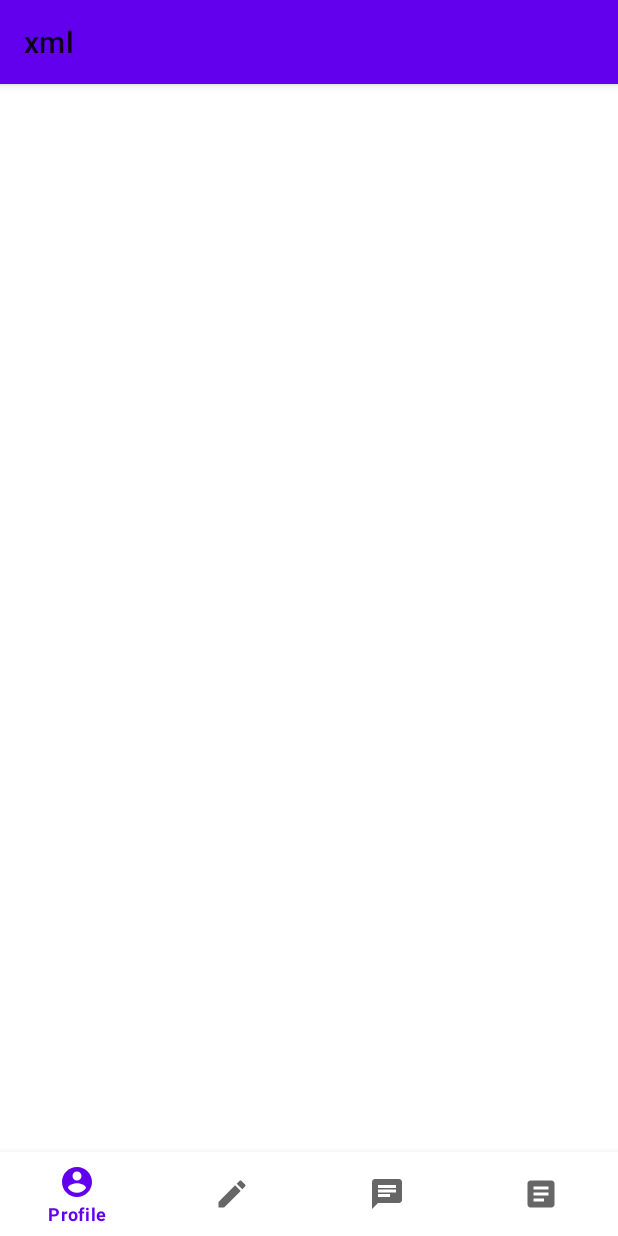
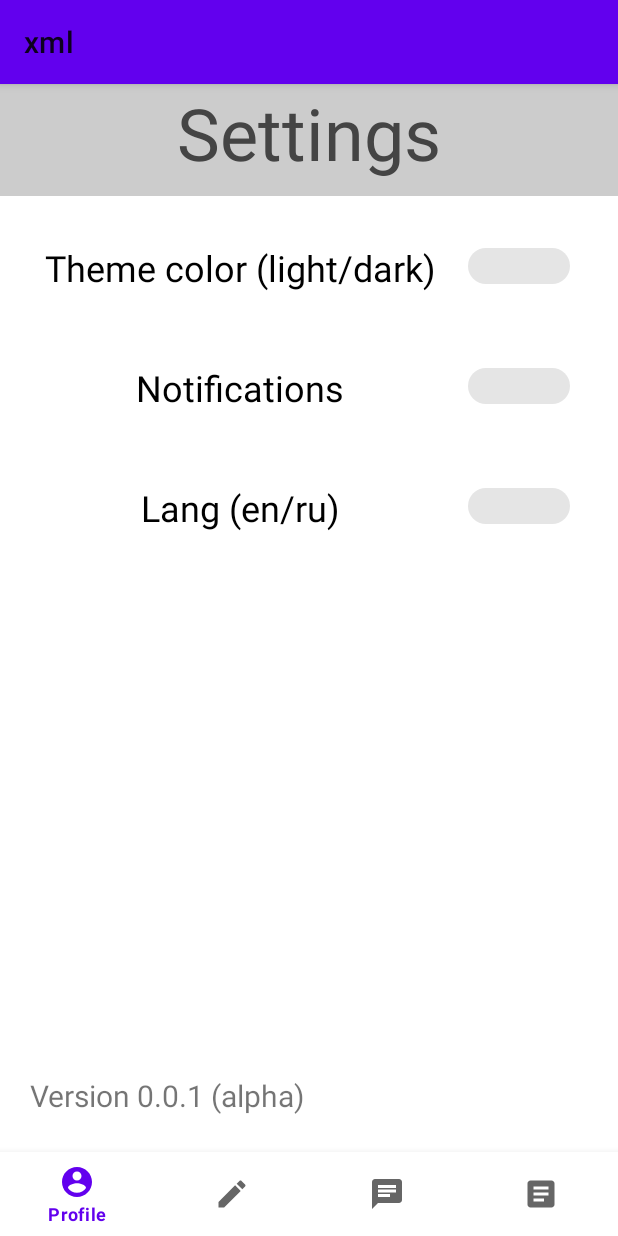
Before and after one commit to OSLL/practice20-reddit_client, an Android app: the screen it shows after launch (MainActivity), on a phone screen of 412 x 824 dp. Run offline under Robolectric (Android 15) with nearby library versions, the phone set to English and light mode, and no system bars.

Commit message:
Added xml layout for settings screen

```diff
--- a/app/src/main/res/layout/activity_main.xml
+++ b/app/src/main/res/layout/activity_main.xml
@@ -5,6 +5,104 @@
     android:layout_width="match_parent"
     android:layout_height="match_parent"
     tools:context=".MainActivity">
+
+    <LinearLayout
+        android:layout_width="match_parent"
+        android:layout_height="wrap_content">
+
+        <TextView
+            android:layout_width="match_parent"
+            android:layout_height="wrap_content"
+            android:paddingBottom="10sp"
+            android:text="Settings"
+            android:textSize="48sp"
+            android:textAlignment="center"
+            android:textColor="#444444"
+            android:background="#CCCCCC"
+            />
+
+    </LinearLayout>
+
+    <LinearLayout
+        android:layout_width="match_parent"
+        android:layout_height="wrap_content"
+        android:layout_marginTop="100sp"
+        android:layout_marginStart="20sp"
+        android:layout_marginEnd="20sp">
+
+        <TextView
+            android:layout_width="280sp"
+            android:layout_height="match_parent"
+            android:text="Theme color (light/dark)"
+            android:textColor="#000000"
+            android:layout_marginTop="6sp"
+            android:textAlignment="center"
+            android:textSize="24sp" />
+
+        <com.google.android.material.chip.Chip
+            android:id="@+id/chip1"
+            android:layout_width="75dp"
+            android:layout_height="40sp"
+            android:layout_weight="1" />
+
+    </LinearLayout>
+
+    <LinearLayout
+        android:layout_width="match_parent"
+        android:layout_height="wrap_content"
+        android:layout_marginTop="180sp"
+        android:layout_marginStart="20sp"
+        android:layout_marginEnd="20sp">
+
+        <TextView
+            android:layout_width="280sp"
+            android:layout_height="match_parent"
+            android:text="Notifications"
+            android:textColor="#000000"
+            android:layout_marginTop="6sp"
+            android:textAlignment="center"
+            android:textSize="24sp" />
+
+        <com.google.android.material.chip.Chip
+            android:id="@+id/chip2"
+            android:layout_width="wrap_content"
+            android:layout_height="40sp"
+            android:layout_weight="1" />
+
+    </LinearLayout>
+
+    <LinearLayout
+        android:layout_width="match_parent"
+        android:layout_height="wrap_content"
+        android:layout_marginTop="260sp"
+        android:layout_marginStart="20sp"
+        android:layout_marginEnd="20sp">
+
+        <TextView
+            android:layout_width="280sp"
+            android:layout_height="match_parent"
+            android:text="Lang (en/ru)"
+            android:textColor="#000000"
+            android:layout_marginTop="6sp"
+            android:textAlignment="center"
+            android:textSize="24sp" />
+
+        <com.google.android.material.chip.Chip
+            android:id="@+id/chip3"
+            android:layout_width="wrap_content"
+            android:layout_height="40sp"
+            android:layout_weight="1" />
+
+    </LinearLayout>
+
+    <TextView
+        android:layout_width="match_parent"
+        android:layout_height="wrap_content"
+        android:text="Version 0.0.1 (alpha)"
+        android:layout_marginBottom="80sp"
+        android:layout_marginStart="20sp"
+        android:textSize="20sp"
+        android:layout_alignParentBottom="true"/>
 
     <com.google.android.material.bottomnavigation.BottomNavigationView
         android:layout_width="match_parent"
```
